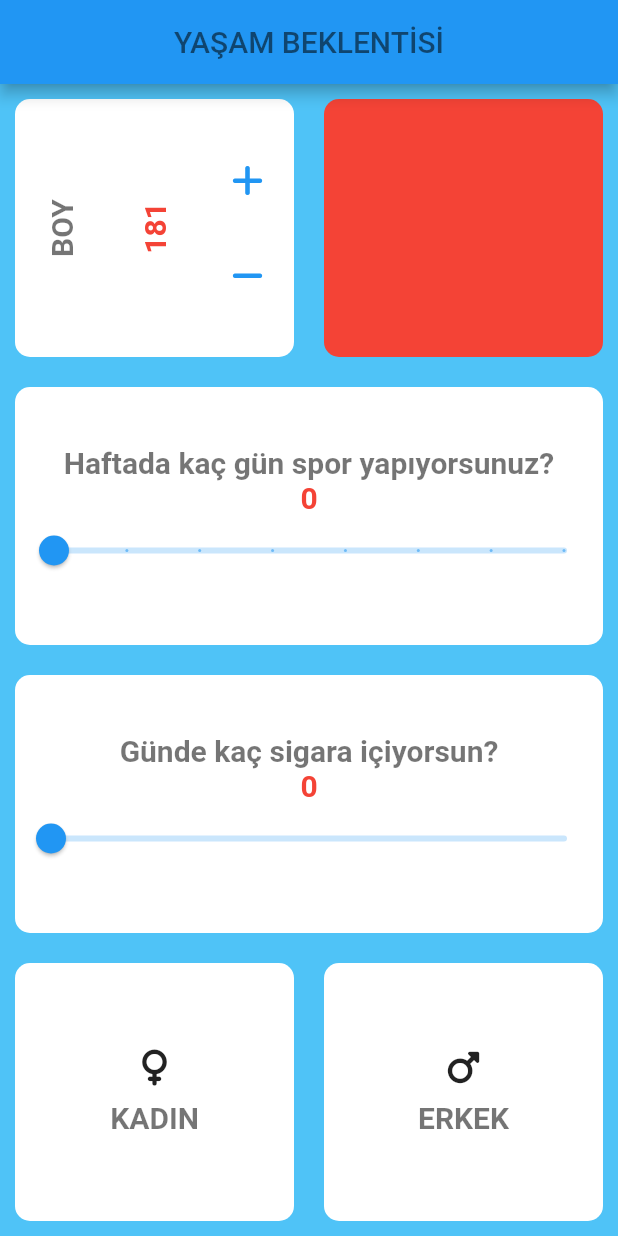
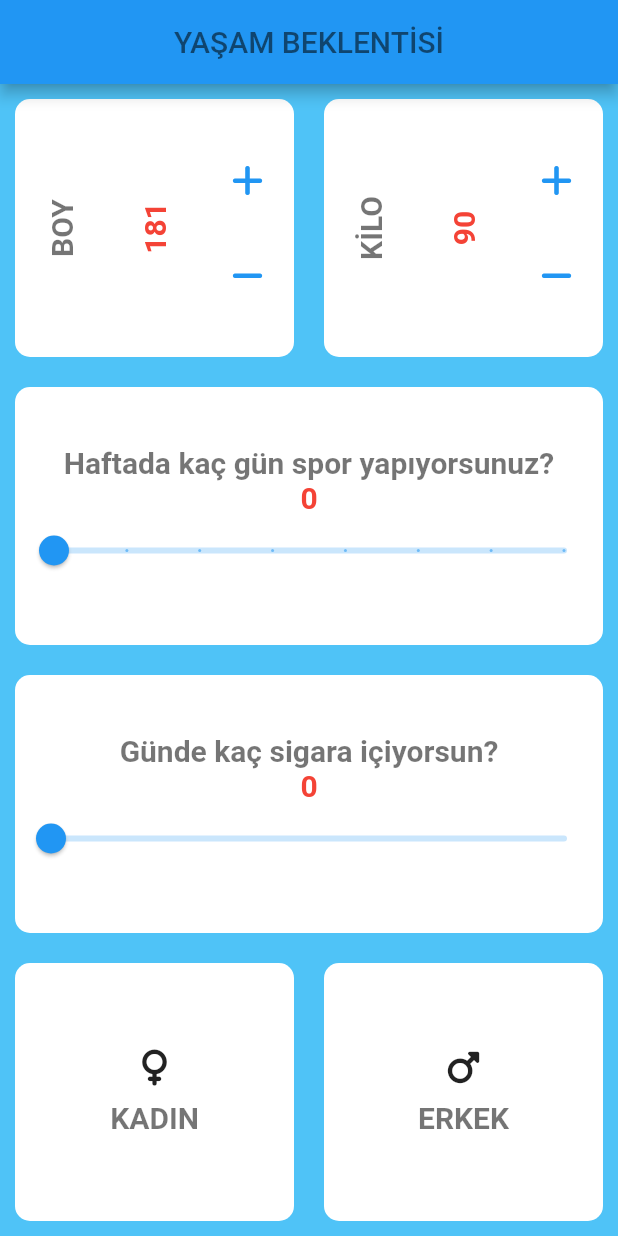
Before and after one commit to medetkar/lifeexpectancy, a Flutter app: the screen it shows after launch, after a tap on an icon or button, on a phone screen of 412 x 824 dp. Run offline on Flutter 3.47's test engine with Material 2 defaults, Android fonts, the light colour scheme and no system bars; our stand-ins replace font_awesome_flutter.

Commit message:
boy ve kilo için metot ayırma işlemi yapıldı

```diff
--- a/lib/input_page.dart
+++ b/lib/input_page.dart
@@ -1,4 +1,3 @@
-import 'package:flutter/cupertino.dart';
 import 'package:flutter/material.dart';
 import 'package:font_awesome_flutter/font_awesome_flutter.dart';
 import 'package:life_expectancy/myStyles/text_style.dart';
@@ -6,6 +5,8 @@ import 'myWidgets/genderColumn.dart';
 import 'myWidgets/myColumn.dart';
 
 class InputPage extends StatefulWidget {
+  const InputPage({Key key}) : super(key: key);
+
   @override
   _InputPageState createState() => _InputPageState();
 }
@@ -15,6 +16,7 @@ class _InputPageState extends State<InputPage> {
   double icilenSigara = 0;
   double sporGunSayisi = 0;
   int boy = 180;
+  int kilo = 90;
   //Color butonRenk;
   @override
   Widget build(BuildContext context) {
@@ -33,85 +35,8 @@ class _InputPageState extends State<InputPage> {
             flex: 1,
             child: Row(
               children: [
-                Expanded(
-                  flex: 1,
-                  child: MyContainer(
-                    child: Row(
-                      mainAxisAlignment: MainAxisAlignment.center,
-                      //crossAxisAlignment: CrossAxisAlignment.stretch,
-                      children: <Widget>[
-                        Expanded(
-                          flex: 1,
-                          child: Center(
-                            child: RotatedBox(
-                              quarterTurns: -1,
-                              child: Text(
-                                'BOY',
-                                style: myTextStyle,
-                              ),
-                            ),
-                          ),
-                        ),
-                        Expanded(
-                          flex: 1,
-                          child: Center(
-                            child: RotatedBox(
-                              quarterTurns: -1,
-                              child: Text(
-                                boy.toString(),
-                                style: myNumberStyle,
-                              ),
-                            ),
-                          ),
-                        ),
-                        Expanded(
-                          flex: 1,
-                          child: Center(
-                            child: Column(
-                              mainAxisAlignment: MainAxisAlignment.center,
-                              children: [
-                                Center(
-                                  child: TextButton(
-                                    child: Icon(FontAwesomeIcons.plus),
-                                    onPressed: () {
-                                      setState(
-                                        () {
-                                          boy++;
-                                        },
-                                      );
-                                    },
-                                  ),
-                                ),
-                                SizedBox(
-                                  height: 15,
-                                ),
-                                Center(
-                                  child: TextButton(
-                                    child: Icon(FontAwesomeIcons.minus),
-                                    onPressed: () {
-                                      setState(
-                                            () {
-                                          boy--;
-                                        },
-                                      );
-                                    },
-                                  ),
-                                ),
-                              ],
-                            ),
-                          ),
-                        ),
-                      ],
-                    ),
-                    //renk: Colors.yellow,
-                  ),
-                ),
-                Expanded(
-                  //flex: 1,
-                  child: MyContainer(
-                    renk: Colors.red,
-                  ),
-                ),
+                buildBoyKiloKart('BOY'),
+                buildBoyKiloKart('KİLO'),
               ],
             ),
           ),
@@ -223,4 +148,91 @@ class _InputPageState extends State<InputPage> {
       ),
     );
   }
+
+  Expanded buildBoyKiloKart(String label) {
+    return Expanded(
+      flex: 1,
+      child: MyContainer(
+        child: Row(
+          mainAxisAlignment: MainAxisAlignment.center,
+          //crossAxisAlignment: CrossAxisAlignment.stretch,
+          children: <Widget>[
+            Expanded(
+              flex: 1,
+              child: Center(
+                child: RotatedBox(
+                  quarterTurns: -1,
+                  child: Text(
+                    label,
+                    style: myTextStyle,
+                  ),
+                ),
+              ),
+            ),
+            Expanded(
+              flex: 1,
+              child: Center(
+                child: RotatedBox(
+                  quarterTurns: -1,
+                  child: Text(
+                    label == 'BOY' ? boy.toString() : kilo.toString(),
+                    //value.toString(),
+                    style: myNumberStyle,
+                  ),
+                ),
+              ),
+            ),
+            Expanded(
+              flex: 1,
+              child: Center(
+                child: Column(
+                  mainAxisAlignment: MainAxisAlignment.center,
+                  children: [
+                    Center(
+                      child: TextButton(
+                        child: const Icon(FontAwesomeIcons.plus),
+                        onPressed: () {
+                          setState(
+                            () {
+                              label=='BOY'?boy++:kilo++;
+                              // if (label == 'BOY') {
+                              //   boy++;
+                              // } else if (label == 'KİLO') {
+                              //   kilo++;
+                              // }
+                            },
+                          );
+                        },
+                      ),
+                    ),
+                    const SizedBox(
+                      height: 15,
+                    ),
+                    Center(
+                      child: TextButton(
+                        child: const Icon(FontAwesomeIcons.minus),
+                        onPressed: () {
+                          setState(
+                            () {
+                              label=='BOY'?boy--:kilo--;
+                              // if (label == 'BOY') {
+                              //   boy--;
+                              // } else if (label == 'KİLO') {
+                              //   kilo--;
+                              // }
+                            },
+                          );
+                        },
+                      ),
+                    ),
+                  ],
+                ),
+              ),
+            ),
+          ],
+        ),
+        //renk: Colors.yellow,
+      ),
+    );
+  }
 }
```
